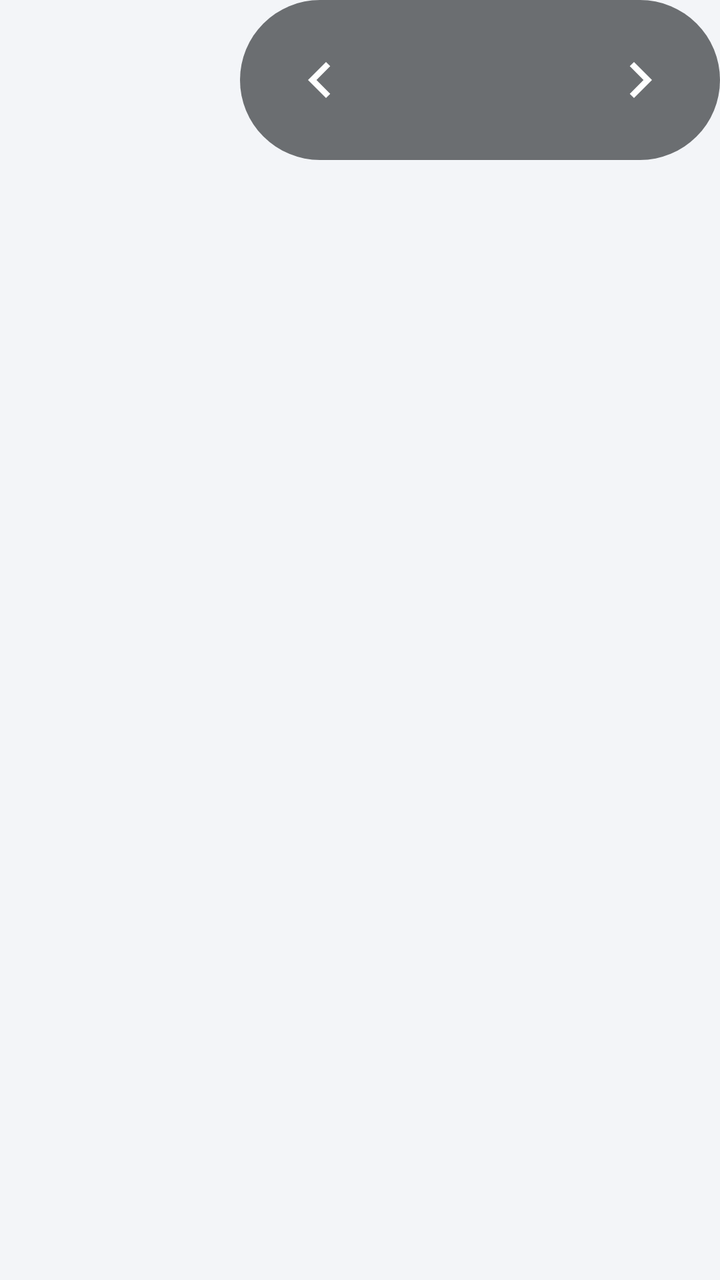
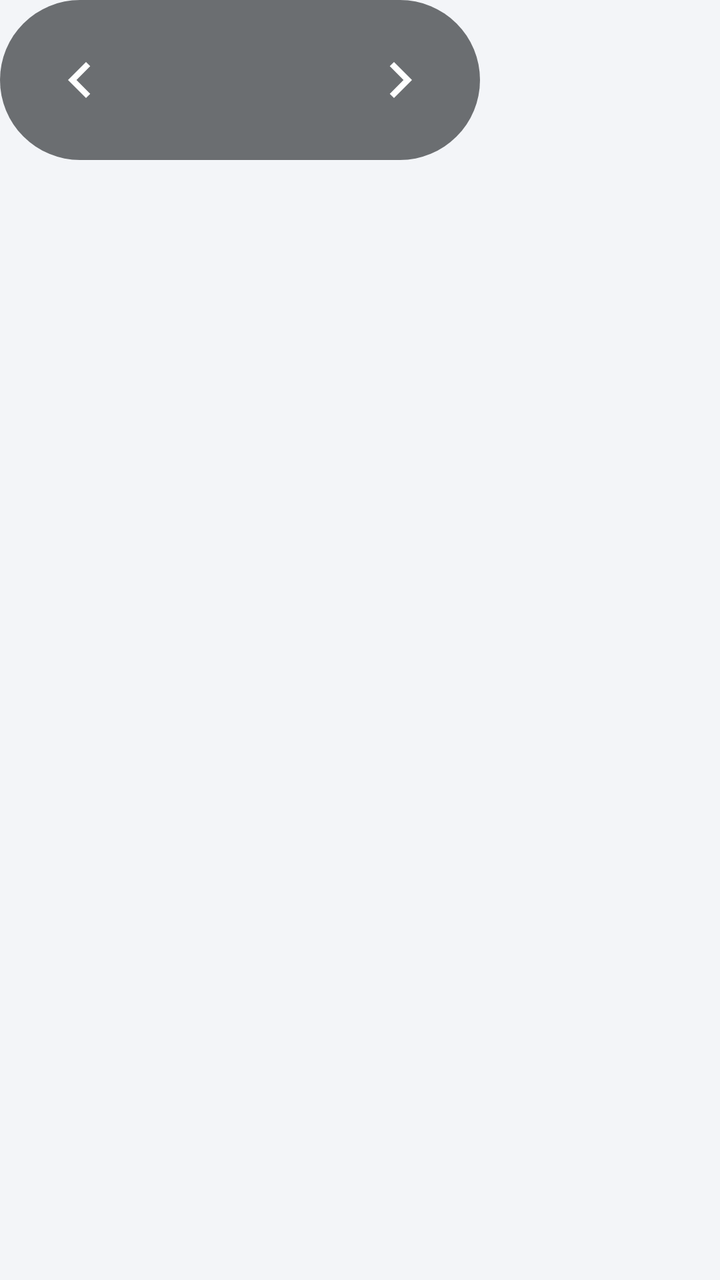

Compare the two renders of this Android layout. The source of the first and the diff that turns it into the second are given below.
<!-- AndroidManifest.xml: application theme AppTheme -->
<!-- res/layout/detail_pager.xml -->
<?xml version="1.0" encoding="utf-8"?>
<LinearLayout xmlns:android="http://schemas.android.com/apk/res/android"
    android:id="@+id/pager"
    android:layout_width="wrap_content"
    android:layout_height="wrap_content"
    android:layout_gravity="top|end"
    android:gravity="end"
    android:orientation="vertical">

    <LinearLayout
        android:layout_width="wrap_content"
        android:layout_height="80dp"
        android:background="@drawable/pager_bg"
        android:gravity="center_vertical"
        android:orientation="horizontal">

        <ImageButton
            android:id="@+id/prevButton"
            android:layout_width="80dp"
            android:layout_height="80dp"
            android:background="@android:color/transparent"
            android:contentDescription="이전 장소"
            android:src="@drawable/ic_chevron_left" />

        <TextView
            android:id="@+id/pagerText"
            android:layout_width="wrap_content"
            android:layout_height="wrap_content"
            android:minWidth="80dp"
            android:gravity="center"
            android:textColor="#FFFFFF"
            android:textSize="24sp"
            android:textStyle="bold" />

        <ImageButton
            android:id="@+id/nextButton"
            android:layout_width="80dp"
            android:layout_height="80dp"
            android:background="@android:color/transparent"
            android:contentDescription="다음 장소"
            android:src="@drawable/ic_chevron_right" />
    </LinearLayout>

    <TextView
        android:id="@+id/nextName"
        android:layout_width="wrap_content"
        android:layout_height="wrap_content"
        android:layout_marginTop="8dp"
        android:layout_marginEnd="12dp"
        android:ellipsize="end"
        android:maxWidth="420dp"
        android:maxLines="1"
        android:shadowColor="#CC000000"
        android:shadowRadius="8"
        android:textColor="#E6FFFFFF"
        android:textSize="21sp" />
</LinearLayout>
<!-- resources referenced by this layout -->
<resources>
  <!-- drawable ic_chevron_left (drawable) -->
  <?xml version="1.0" encoding="utf-8"?>
  <vector xmlns:android="http://schemas.android.com/apk/res/android"
      android:width="36dp"
      android:height="36dp"
      android:viewportWidth="24"
      android:viewportHeight="24">
      <path
          android:fillColor="#FFFFFFFF"
          android:pathData="M15.41,7.41L14,6l-6,6 6,6 1.41,-1.41L10.83,12z" />
  </vector>
  <!-- drawable ic_chevron_right (drawable) -->
  <?xml version="1.0" encoding="utf-8"?>
  <vector xmlns:android="http://schemas.android.com/apk/res/android"
      android:width="36dp"
      android:height="36dp"
      android:viewportWidth="24"
      android:viewportHeight="24">
      <path
          android:fillColor="#FFFFFFFF"
          android:pathData="M10,6L8.59,7.41 13.17,12l-4.58,4.59L10,18l6,-6z" />
  </vector>
  <!-- drawable pager_bg (drawable) -->
  <?xml version="1.0" encoding="utf-8"?>
  <shape xmlns:android="http://schemas.android.com/apk/res/android">
      <solid android:color="#99111418" />
      <corners android:radius="100dp" />
  </shape>
  <style name="AppTheme" parent="@android:style/Theme.DeviceDefault.DayNight">
          <item name="android:windowActionBar">false</item>
          <item name="android:windowNoTitle">true</item>
          <item name="android:windowBackground">@color/bg</item>
          <item name="android:colorAccent">@color/accent</item>
      </style>
  <color name="bg">#F3F5F8</color>
  <color name="accent">#5BA8F5</color>
</resources>

<!-- the commit's change to res/layout/detail_pager.xml (unified diff, before → after) -->
@@ -3,8 +3,7 @@
     android:id="@+id/pager"
     android:layout_width="wrap_content"
     android:layout_height="wrap_content"
-    android:layout_gravity="top|end"
-    android:gravity="end"
+    android:layout_gravity="top|start"
     android:orientation="vertical">
 
     <LinearLayout
@@ -40,18 +39,4 @@
             android:contentDescription="다음 장소"
             android:src="@drawable/ic_chevron_right" />
     </LinearLayout>
-
-    <TextView
-        android:id="@+id/nextName"
-        android:layout_width="wrap_content"
-        android:layout_height="wrap_content"
-        android:layout_marginTop="8dp"
-        android:layout_marginEnd="12dp"
-        android:ellipsize="end"
-        android:maxWidth="420dp"
-        android:maxLines="1"
-        android:shadowColor="#CC000000"
-        android:shadowRadius="8"
-        android:textColor="#E6FFFFFF"
-        android:textSize="21sp" />
 </LinearLayout>
